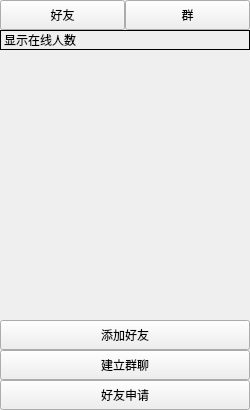
Zzzzzya/Chating-Room, file client/chatting/friendchat.ui: the form before one commit.
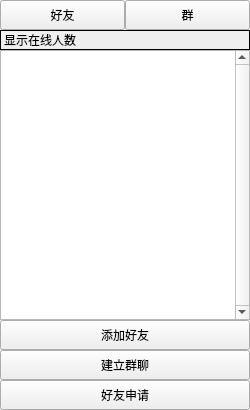
The form after the commit.

What changed in the file:
```diff
--- a/client/chatting/friendchat.ui
+++ b/client/chatting/friendchat.ui
@@ -94,7 +94,7 @@
     <string>好友申请</string>
    </property>
   </widget>
-  <widget class="QWidget" name="widget" native="true">
+  <widget class="QListWidget" name="listWidget">
    <property name="geometry">
     <rect>
      <x>0</x>
@@ -103,6 +103,9 @@
      <height>270</height>
     </rect>
    </property>
+   <property name="verticalScrollBarPolicy">
+    <enum>Qt::ScrollBarAlwaysOn</enum>
+   </property>
   </widget>
  </widget>
  <resources/>
```
